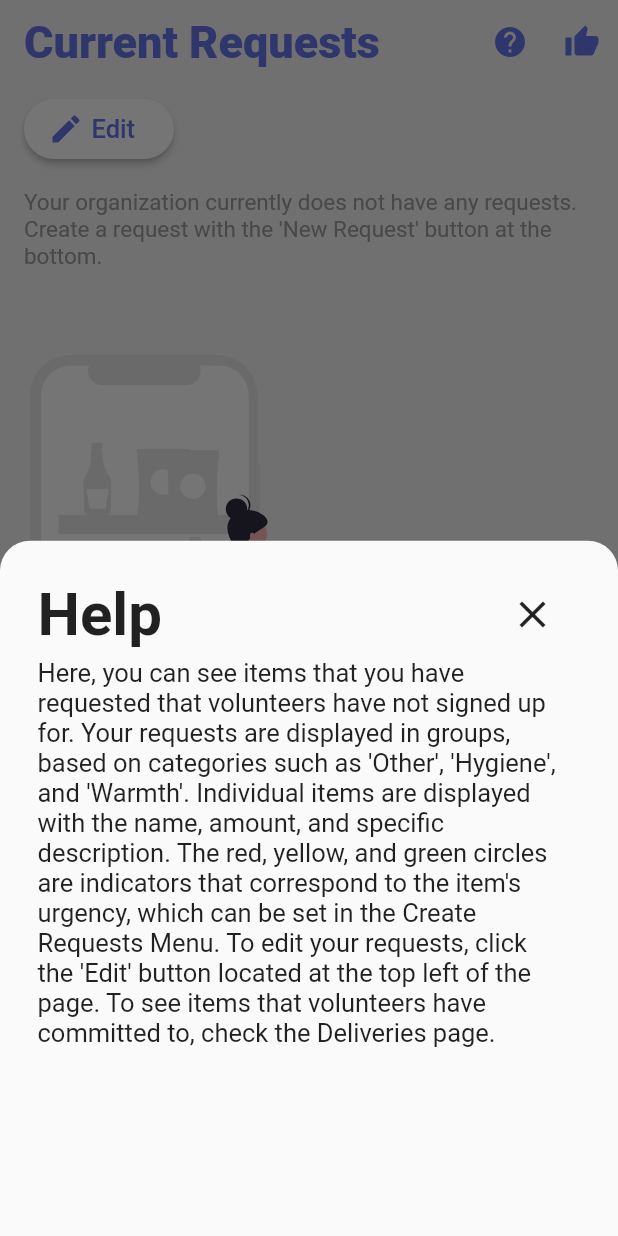
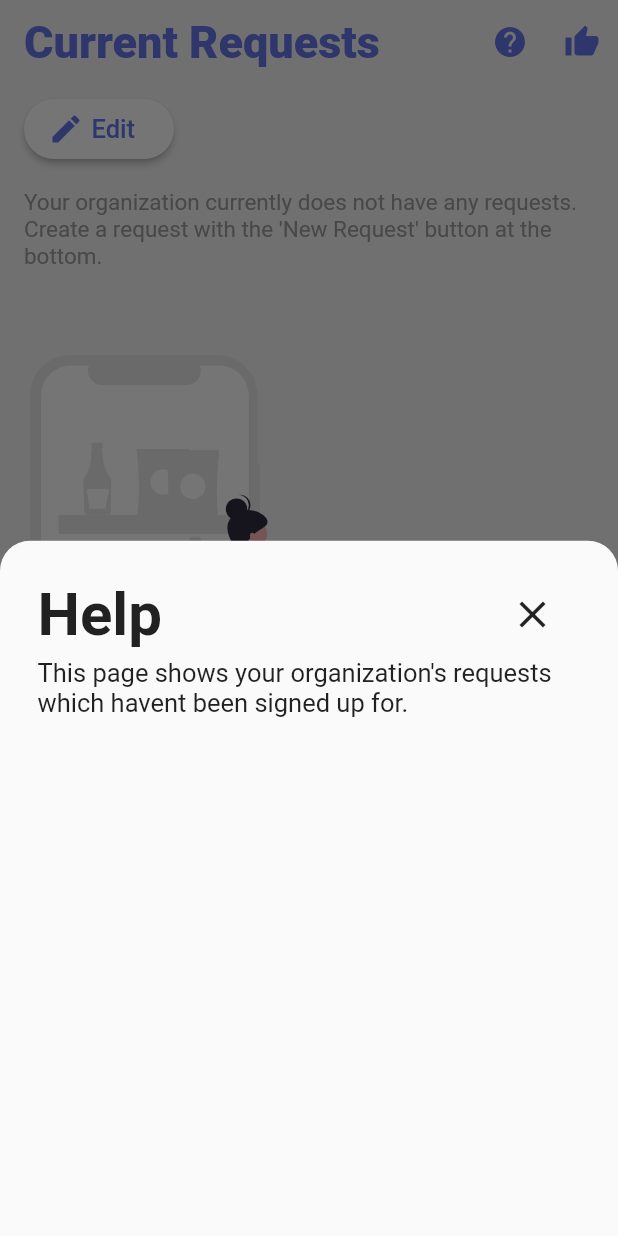
Before and after one commit to Shelter-Connect/phase1, a Flutter app: the OrganizationNavigationPage screen opened by its route, after a tap on the "help" icon, on a phone screen of 412 x 824 dp. Run offline on Flutter 3.47's test engine with Material 2 defaults, Android fonts, the phone set to English and light mode, and no system bars; drawn by our look-alikes of auto_size_text; our stand-ins replace cloud_firestore, datetime_picker_formfield, firebase_auth, flushbar, flutter_local_notifications, flutter_svg and 6 more; missing offline and left inert: device_calendar, google_maps_webservice, holding_gesture, map_launcher, ripple_effect; accounts and stored records are empty.

Commit message:
Update Help Descriptions + Put Loaves and Fishes on the top

```diff
--- a/lib/components/organization_donation_profile.dart
+++ b/lib/components/organization_donation_profile.dart
@@ -166,7 +166,7 @@ class ProfileDonation extends StatelessWidget {
                         ),
                       ),
                     ),
-                    Container(child: Icon(Icons.star, color: Colors.yellow, size: 20)) //TODO if this organization is part of the PVSA program/school food drive program, star it. Use if-statement
+                    //Container(child: Icon(Icons.star, color: Colors.yellow, size: 20)) //TODO if this organization is part of the PVSA program/school food drive program, star it. Use if-statement
                   ],
                 ),
                 if (organization.distance != null)
--- a/lib/pages/organization/current_requests_page.dart
+++ b/lib/pages/organization/current_requests_page.dart
@@ -16,12 +16,7 @@ class CurrentRequestsPage extends StatefulWidget with NavigationTab {
 
   @override
   String get helpDescription =>
-      'Here, you can see items that you have requested that volunteers have not signed up for. '
-      'Your requests are displayed in groups, based on categories such as \'Other\', \'Hygiene\', and \'Warmth\'. '
-      'Individual items are displayed with the name, amount, and specific description. '
-      'The red, yellow, and green circles are indicators that correspond to the item\'s urgency, which can be set in the Create Requests Menu. '
-      'To edit your requests, click the \'Edit\' button located at the top left of the page. '
-      'To see items that volunteers have committed to, check the Deliveries page.';
+      'This page shows your organization\'s requests which havent been signed up for.';
 
   @override
   Widget get icon => Icon(Icons.list, color: Color(0xFF6576EC));
--- a/lib/pages/organization/organization_settings_page.dart
+++ b/lib/pages/organization/organization_settings_page.dart
@@ -17,11 +17,7 @@ class OrganizationSettingsPage extends StatefulWidget with NavigationTab {
   _OrganizationSettingsPageState createState() => _OrganizationSettingsPageState();
 
   @override
-  String get helpDescription => 'This is your Account Settings page. Here, you can see and edit all your account information by clicking the \'Edit Account Information\' button. '
-      'In addition, you can change you donation availability hours, which are the time frames in which volunteers can drop off donations. To edit the donation hours for a day, click on the edit icon button on the right. From the Edit Hours pages,'
-      'you can add new time frames, delete old or unused time frames, and edit pre-existing time frames. Click the \'Save Changes for...\' to save changes. '
-      'Additionally, you can add breaks, which are days or weeks where your organization will not be receiving donations. To add new breaks, click the + button, and to delete breaks, click the red trashcan button. '
-      'Finally, you can preview your profile as volunteers will see it by clicking on the \'Preview Profile\' button.';
+  String get helpDescription => 'You can edit your account information or sign out from this page. Additionally, you can view a preview of your organization\'s profile.';
 
   @override
   Widget get icon => Icon(Icons.account_circle, color: Color(0xFF6576EC));
--- a/lib/pages/signup_page.dart
+++ b/lib/pages/signup_page.dart
@@ -1,6 +1,7 @@
 import 'package:flutter/material.dart' hide TextButton;
 
 import '../components/rounded_button.dart';
+import 'package:firebase_auth/firebase_auth.dart';
 import '../components/text_button.dart';
 import '../constants.dart';
 
--- a/lib/pages/volunteer/current_deliveries_page.dart
+++ b/lib/pages/volunteer/current_deliveries_page.dart
@@ -20,10 +20,7 @@ class CurrentDeliveriesPage extends StatefulWidget with NavigationTab {
 
   @override
   String get helpDescription =>
-      'This page shows all the donations you have signed up for. In each container, you can see the name of the organization you are donating to, the date by which you will be delivering the item(s), and the exact item. Each item will have a '
-          'name, amount, and specific description. '
-          'The circle on the right indicates the urgency of the delivery, and red circles are attached to overdue deliveries. Click on a delivery to see more information, '
-      'or to edit or cancel the delivery. ';
+      'This page shows the items you have committed to donating (overdue delivieries in red). Click on a delivery for more information or to edit or cancel your delivery. ';
 
   @override
   Widget get icon => Icon(Icons.directions_car, color: Color(0xFF6576EC));
--- a/lib/pages/volunteer/discover_page.dart
+++ b/lib/pages/volunteer/discover_page.dart
@@ -1,3 +1,4 @@
+import 'package:cloud_firestore/cloud_firestore.dart';
 import 'package:flutter/material.dart';
 import 'package:flutter_svg/flutter_svg.dart';
 import 'package:flutter_svg/svg.dart';
@@ -16,9 +17,7 @@ class OrganizationDiscover extends StatefulWidget with NavigationTab {
   _OrganizationDiscoverState createState() => _OrganizationDiscoverState();
 
   @override
-  String get helpDescription => 'This is the Organization discover page. Here, you can see nearby organizations in need of donations. Your organization feed will be sorted from closest to farthest, and you can see the exact distance under each organization'
-      '\'s name. Underneath the purple line, you can see a brief description, and the \"tags\" that summarize what type of donation the organization is requesting. '
-      'To see more information about an organization, or to sign up for a donation, click on an organization. ';
+  String get helpDescription => 'You can find organizations to donate to and the items which they need. Click on an organization to see more information and sign up to donate.';
 
   @override
   Widget get icon => Icon(Icons.delivery_dining, color: Color(0xFF6576EC));
@@ -90,7 +89,7 @@ class _OrganizationDiscoverState extends State<OrganizationDiscover> {
                   List<Widget> widgets = [];
                   Position userPosition = Provider.of<UserPosition>(context, listen: false).position;
                   for (Organization organization in organizations) {
-                    if (organization.itemCategories != null && organization.itemCategories.length != 0 && organization.name != "Linkare Test Organization") {
+                    if (organization.itemCategories != null && organization.itemCategories.length != 0 && organization.name != "Linkare Test Organization" && organization.name != "Loaves & Fishes Family Kitchen") {
                       organization.distance = userPosition != null
                           ? LocationHelper.distance(
                               organization.location.latitude, organization.location.longitude, userPosition.latitude, userPosition.longitude)
@@ -105,6 +104,9 @@ class _OrganizationDiscoverState extends State<OrganizationDiscover> {
                       return (a as ProfileDonation).organization.distance.compareTo((b as ProfileDonation).organization.distance);
                     });
                   }
+                  widgets.insert(
+                      0, ProfileDonation(organization: organizations.firstWhere((organization) => organization.name == 'Loaves & Fishes Family Kitchen'))
+                  );
                   for (int i = 1; i < widgets.length; i++) {
                     widgets.insert(
                       i++,
--- a/lib/pages/volunteer/volunteer_settings_page.dart
+++ b/lib/pages/volunteer/volunteer_settings_page.dart
@@ -18,8 +18,7 @@ class VolunteerSettingsPage extends StatefulWidget with NavigationTab {
 
   @override
   String get helpDescription =>
-      'This page shows your account settings and information. Here, you can edit your name and email, and sign out. Additionally, you can reset your password by clicking'
-          ' the \'Reset Password\' button.';
+      'You can edit your account information or sign out from this page.';
 
   @override
   Widget get icon => Icon(Icons.account_circle, color: Color(0xFF6576EC));
```
Also changed, not shown: lib/pages/volunteer/volunteer_navigation_page.dart (+14 -1 lines), 3 other files.
